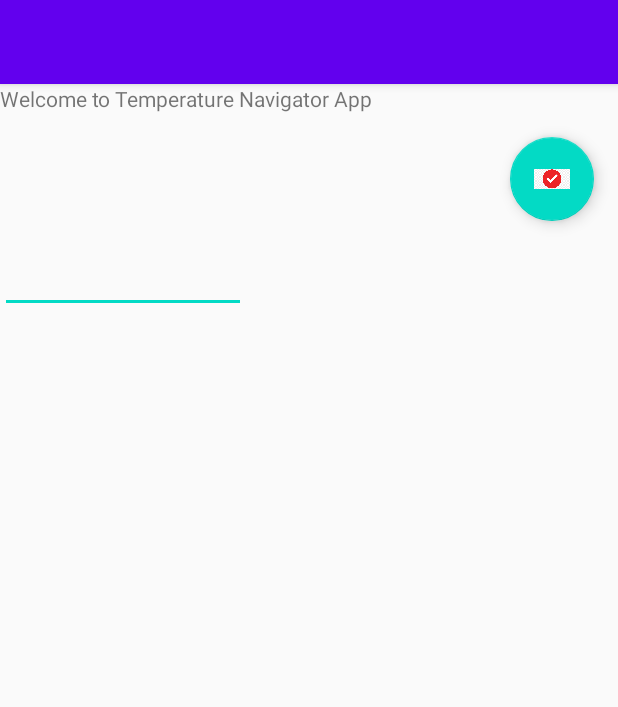
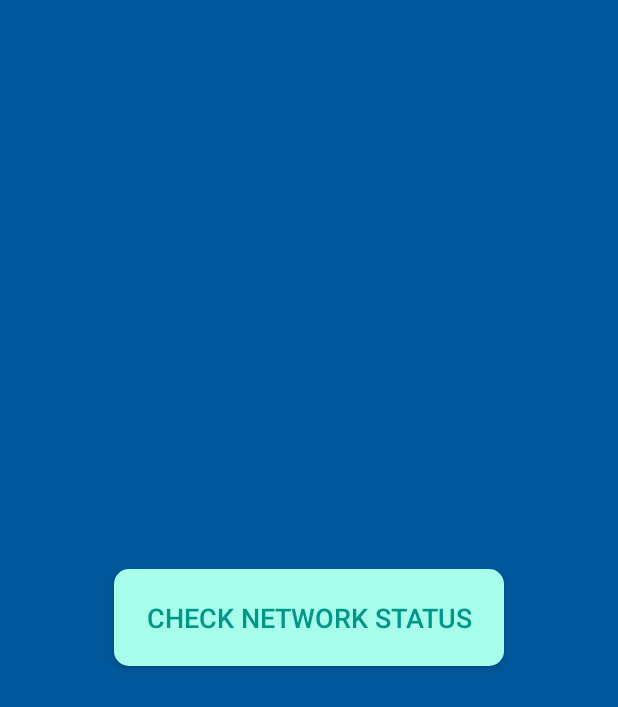
Before and after one commit to Zotri/iot_thermo, an Android app: the screen it shows after launch (MainActivity), on a phone screen of 412 x 824 dp. Shown: the top 707 px of the screen. Run offline under Robolectric (Android 15) with nearby library versions, the phone set to English and light mode, and no system bars.

Commit message:
setting up views and activity logic for connectivity check
Signed-off-by: motri <mahmoud.otri@senacor.com>

```diff
--- a/thermalApp/app/build.gradle
+++ b/thermalApp/app/build.gradle
@@ -2,13 +2,13 @@ apply plugin: 'com.android.application'
 apply plugin: 'androidx.navigation.safeargs'
 
 android {
-    compileSdkVersion 30
+    compileSdkVersion 28
     buildToolsVersion "30.0.2"
 
     defaultConfig {
         applicationId "com.example.thermalapp"
         minSdkVersion 17
-        targetSdkVersion 30
+        targetSdkVersion 28
         versionCode 1
         versionName "1.0"
 
@@ -35,4 +35,5 @@ dependencies {
     testImplementation 'junit:junit:4.12'
     androidTestImplementation 'androidx.test.ext:junit:1.1.2'
     androidTestImplementation 'androidx.test.espresso:espresso-core:3.3.0'
+    implementation 'org.jetbrains:annotations-java5:15.0'
 }
--- a/thermalApp/app/src/main/AndroidManifest.xml
+++ b/thermalApp/app/src/main/AndroidManifest.xml
@@ -3,6 +3,7 @@
           package="com.example.thermalapp">
 
     <uses-permission android:name="android.permission.ACCESS_NETWORK_STATE"/>
+
     <application
             android:allowBackup="true"
             android:icon="@mipmap/ic_launcher"
@@ -10,6 +11,8 @@
             android:roundIcon="@mipmap/ic_launcher_round"
             android:supportsRtl="true"
             android:theme="@style/Theme.AppCompat.Light.NoActionBar">
+        <activity android:name=".OfflineActivity">
+        </activity>
         <activity
                 android:name=".MainActivity"
                 android:label="@string/app_name"
--- /dev/null
+++ b/thermalApp/app/src/main/res/drawable/btn_network.xml
@@ -0,0 +1,9 @@
+<?xml version="1.0" encoding="utf-8"?>
+<shape
+    android:shape="rectangle"
+    xmlns:android="http://schemas.android.com/apk/res/android">
+    <corners android:radius="10dp" />
+    <solid android:color="#A7FFEB"/>
+
+
+</shape>
--- a/thermalApp/app/src/main/res/layout-v21/activity_main.xml
+++ /dev/null
@@ -1,39 +0,0 @@
-<?xml version="1.0" encoding="utf-8"?>
-<FrameLayout
-        xmlns:android="http://schemas.android.com/apk/res/android"
-        xmlns:app="http://schemas.android.com/apk/res-auto"
-        xmlns:tools="http://schemas.android.com/tools"
-        android:layout_width="match_parent"
-        android:layout_height="match_parent"
-        tools:context=".MainActivity" tools:ignore="LabelFor" >
-
-    <LinearLayout android:layout_width="match_parent"
-                  android:layout_height="wrap_content"
-                  android:orientation="vertical">
-        <Toolbar android:id="@+id/app_toolbar"
-                 android:layout_width="match_parent"
-                 android:layout_height="match_parent"
-                 android:background="?attr/colorPrimary"
-                 android:elevation="4dp"
-                 android:theme="@style/ThemeOverlay.AppCompat.ActionBar"
-                 app:popupTheme="@style/ThemeOverlay.AppCompat.Light"/>
-        <TextView android:layout_width="wrap_content"
-                  android:layout_height="wrap_content"
-                  android:text="@string/welcome_to_temperature_navigator_app"/>
-
-        <com.google.android.material.floatingactionbutton.FloatingActionButton
-                android:id="@+id/floating_action_button"
-                android:layout_width="wrap_content"
-                android:layout_height="wrap_content"
-                android:layout_gravity="bottom|right"
-                android:layout_margin="16dp"
-                android:contentDescription="@string/submit"
-                app:srcCompat="@drawable/red_rounded_mark"/>
-
-        <EditText android:layout_width="164dp"
-                  android:layout_height="wrap_content"
-                  android:id="@+id/users_defined_temp"/>
-    </LinearLayout>
-
-
-</FrameLayout>
--- a/thermalApp/app/src/main/res/layout/activity_main.xml
+++ b/thermalApp/app/src/main/res/layout/activity_main.xml
@@ -1,28 +1,33 @@
 <?xml version="1.0" encoding="utf-8"?>
-<FrameLayout
+<RelativeLayout
         xmlns:android="http://schemas.android.com/apk/res/android"
-        xmlns:app="http://schemas.android.com/apk/res-auto"
         xmlns:tools="http://schemas.android.com/tools"
         android:layout_width="match_parent"
         android:layout_height="match_parent"
-        tools:context=".MainActivity" tools:ignore="LabelFor" >
-    <Toolbar android:id="@+id/my_toolbar"
-             android:layout_width="match_parent"
-             android:layout_height="?attr/actionBarSize"
-             android:background="?attr/colorPrimary"
-             android:elevation="4dp"
-             android:theme="@style/ThemeOverlay.AppCompat.ActionBar"
-             app:popupTheme="@style/ThemeOverlay.AppCompat.Light"/>
+        tools:context=".MainActivity" tools:ignore="LabelFor"
+        android:background="#01579B">
+<LinearLayout
+        android:gravity="center"
+        android:orientation="vertical"
+        android:layout_width="match_parent"
+        android:layout_height="match_parent"
+        android:layout_alignParentBottom="true">
 
-   <LinearLayout android:layout_width="wrap_content"
-                 android:layout_height="wrap_content"
-                 android:orientation="vertical">
-       <TextView android:layout_width="wrap_content"
-                 android:layout_height="wrap_content"
-                 android:text="Welcome to Temperature Navigator App" />
-       <EditText android:layout_width="185dp"
-                 android:layout_height="wrap_content"
-                 android:id="@+id/users_defined_temp"/>
-   </LinearLayout>
+    <Button
+            android:id="@+id/btn"
+            android:layout_width="260dp"
+            android:layout_height="wrap_content"
+            android:layout_margin="20dp"
+            android:paddingTop="20dp"
+            android:paddingBottom="20dp"
+            android:textSize="8pt"
+            android:textColor="#009688"
+            android:text="Check network status"
+            android:layout_marginTop="20dp"
+            android:layout_gravity="center|bottom"
+            android:background="@drawable/btn_network"
+    />
+</LinearLayout>
 
-</FrameLayout>
+
+</RelativeLayout>
--- a/thermalApp/app/src/main/res/navigation/nav_graph.xml
+++ b/thermalApp/app/src/main/res/navigation/nav_graph.xml
@@ -17,7 +17,7 @@
     </fragment>
     <fragment
             android:id="@+id/SecondFragment"
-            android:name="com.example.thermalapp.SecondFragment"
+            android:name="com.example.thermalapp.ConnectivityCheckApplication"
             android:label="@string/second_fragment_label"
             tools:layout="@layout/fragment_second">
 
--- a/thermalApp/app/src/main/res/values/colors.xml
+++ b/thermalApp/app/src/main/res/values/colors.xml
@@ -1,6 +1,6 @@
 <?xml version="1.0" encoding="utf-8"?>
 <resources>
-    <color name="colorPrimary">#6200EE</color>
-    <color name="colorPrimaryDark">#3700B3</color>
-    <color name="colorAccent">#03DAC5</color>
+    <color name="colorPrimary">#0D47A1</color>
+    <color name="colorPrimaryDark">#01579B</color>
+    <color name="colorAccent">#004D40</color>
 </resources>
```
Also changed, not shown: thermalApp/app/src/main/java/com/example/thermalapp/ConnectivityCheck.java (+31 -0 lines), thermalApp/app/src/main/java/com/example/thermalapp/ConnectivityCheckApplication.java (added, +22 -0 lines), thermalApp/app/src/main/java/com/example/thermalapp/MainActivity.java (+2 -33 lines), thermalApp/app/src/main/java/com/example/thermalapp/OfflineActivity.java (added, +13 -0 lines), thermalApp/app/src/main/java/com/example/thermalapp/SecondFragment.java (deleted, +0 -39 lines), thermalApp/app/src/main/res/drawable/refresh.xml (added, +9 -0 lines), thermalApp/app/src/main/res/drawable/wifi_off.xml (added, +9 -0 lines), thermalApp/app/src/main/res/layout/activity_offline.xml (added, +64 -0 lines), thermalApp/app/src/main/res/layout/fragment_second.xml (deleted, +0 -30 lines), thermalApp/app/src/main/res/drawable/red_rounded_mark.jpg (deleted).
